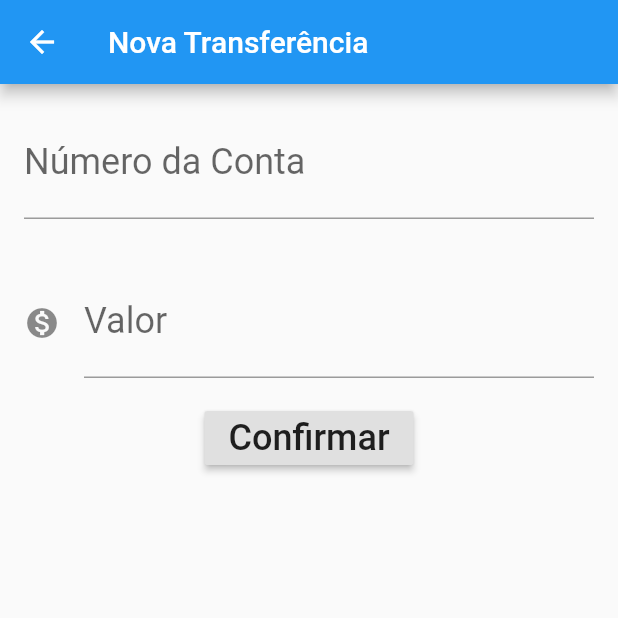
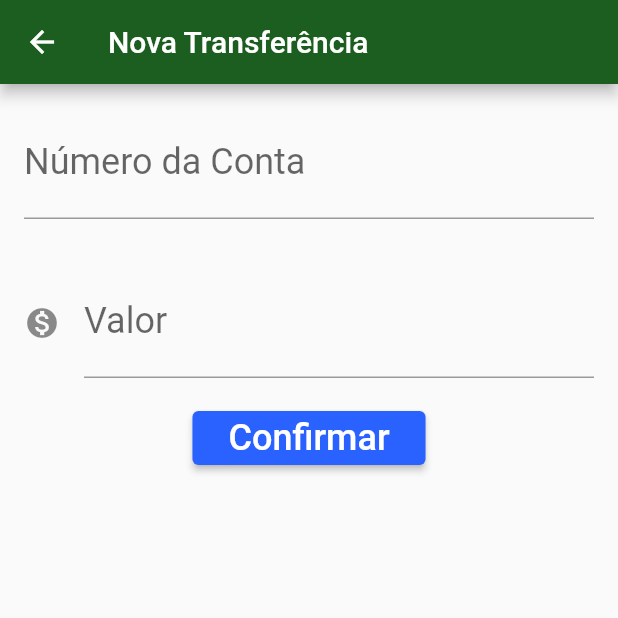
Before and after one commit to barbosadev/flutter-alura, a Flutter app: the screen it shows after launch, after a tap on the "add" icon, on a phone screen of 412 x 824 dp, the top half of it. Run offline on Flutter 3.47's test engine with Material 2 defaults, Android fonts, the phone set to English and light mode, and no system bars.

Commit message:
Update main.dart

```diff
--- a/bytebank/lib/main.dart
+++ b/bytebank/lib/main.dart
@@ -6,15 +6,27 @@ class ByteBankApp extends StatelessWidget {
   @override
   Widget build(BuildContext context) {
     return MaterialApp(
-        home: Scaffold(
-          body: ListaTransferencias(),
+        theme: ThemeData(
+          primaryColor: Colors.green[900],
+          accentColor: Colors.blueAccent[700],
+          buttonTheme: ButtonThemeData(
+            buttonColor: Colors.blueAccent[700],
+            textTheme: ButtonTextTheme.primary,
           ),
+        ),
+        home: ListaTransferencias(),
         debugShowCheckedModeBanner: false,
       );
   }
 }
 
-class FormularioTransferencia extends StatelessWidget {
+class FormularioTransferencia extends StatefulWidget {
+  @override
+  _FormularioTransferenciaState createState() => _FormularioTransferenciaState();
+
+}
+
+class _FormularioTransferenciaState extends State<FormularioTransferencia> {
 
   final TextEditingController
   _controladorCampoNumeroConta = TextEditingController(),
@@ -26,7 +38,8 @@ class FormularioTransferencia extends StatelessWidget {
       appBar: AppBar(
         title: Text("Nova Transferência"),
       ),
-      body: Column(
+      body: SingleChildScrollView(
+        child: Column(
           children: <Widget>[
             Editor(
                 controlador: _controladorCampoNumeroConta,
@@ -50,6 +63,7 @@ class FormularioTransferencia extends StatelessWidget {
             ),
           ],
         ),
+      ),
     );
   }
 
@@ -62,7 +76,9 @@ class FormularioTransferencia extends StatelessWidget {
       Navigator.pop(context, transferenciaCriada);
     }
   }
+
 }
+
 
 class Editor extends StatelessWidget {
 
@@ -106,7 +122,6 @@ class _ListaTransferenciasState extends State<ListaTransferencias> {
     return Scaffold(
       appBar: AppBar(
         title: Text('Transferências'),
-        backgroundColor: Colors.green,
       ),
       body: ListView.builder(
         itemCount: widget._transferencias.length,
@@ -117,15 +132,20 @@ class _ListaTransferenciasState extends State<ListaTransferencias> {
       ),
       floatingActionButton: FloatingActionButton(
         child: Icon(Icons.add),
-        backgroundColor: Colors.green,
         onPressed: () {
           final Future<Transferencia> future = Navigator.push(context, MaterialPageRoute(builder: (context){
             return FormularioTransferencia();
           }));
           future.then((transferenciaRecebida){
-            debugPrint('chegou no then');
-            debugPrint('$transferenciaRecebida');
+            Future.delayed(Duration(seconds: 1),(){
+              //debugPrint('chegou no then');
+              //debugPrint('$transferenciaRecebida');
+              if(transferenciaRecebida != null){
+                setState(() {
                   widget._transferencias.add(transferenciaRecebida);
+                });
+              }
+            });
           });
         },
       ),
```
Lines whose indentation alone changed are shown as unchanged.
